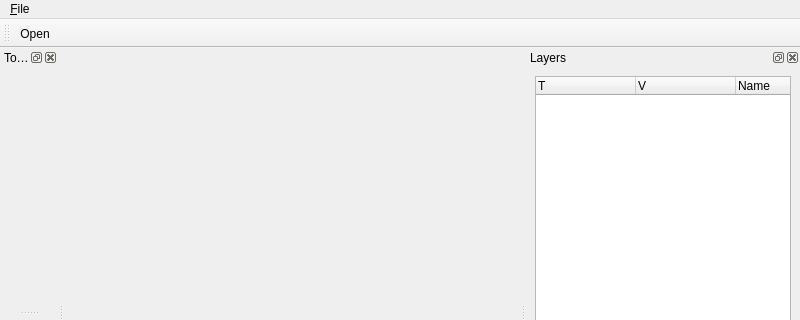
Before: the Qt Designer form src/ui/LaserControllerWindow.ui in oneminute/LaserController, drawn with Qt 5; both pictures show x 0 to 800 and y 0 to 320 of the 800 by 600 pixel window.
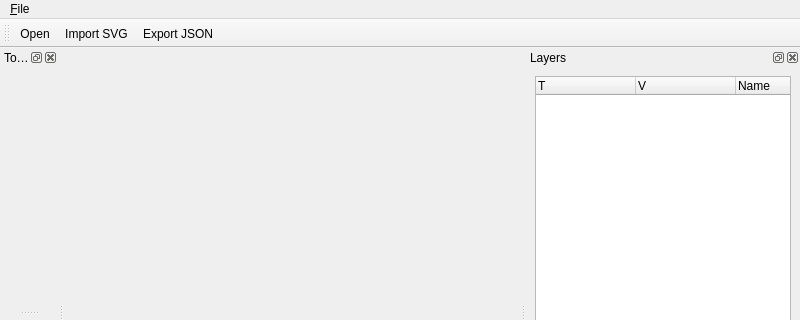
After: the same form once the commit is applied.

```diff
--- a/src/ui/LaserControllerWindow.ui
+++ b/src/ui/LaserControllerWindow.ui
@@ -44,6 +44,8 @@
     <bool>false</bool>
    </attribute>
    <addaction name="actionOpen"/>
+   <addaction name="actionImportSVG"/>
+   <addaction name="actionExportJSON"/>
   </widget>
   <widget class="QDockWidget" name="dockWidgetTools">
    <property name="windowTitle">
@@ -154,6 +156,11 @@
     <string>Import SVG</string>
    </property>
   </action>
+  <action name="actionExportJSON">
+   <property name="text">
+    <string>Export JSON</string>
+   </property>
+  </action>
  </widget>
  <resources/>
  <connections/>
```
Left out of the diff: 1 changed line with no effect on the pictures.
